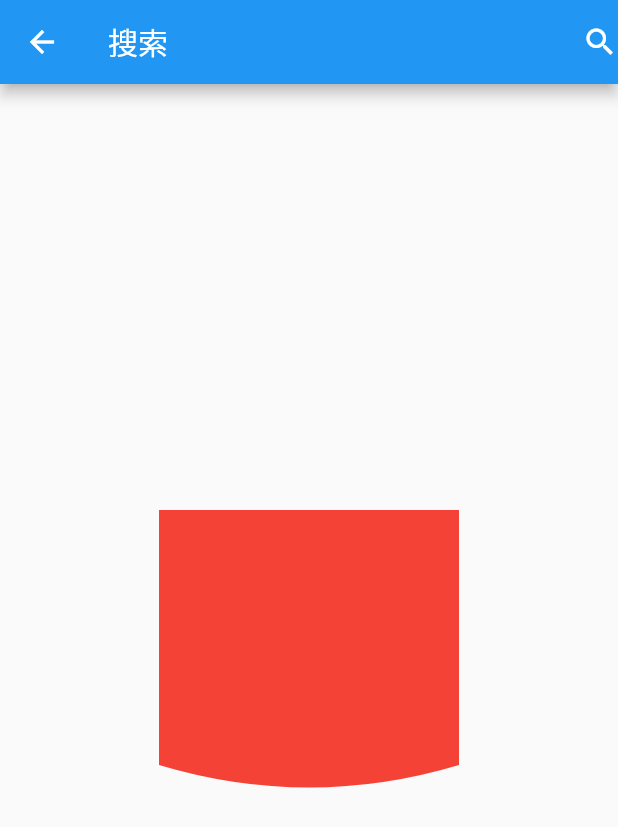
After one commit to puxiaoshuai/flutter_app, a Flutter app: the DemoRouter screen opened by its route, after a tap on "搜索", on a phone screen of 412 x 824 dp. The commit adds this screen. Shown: the top 827 px of the screen. Run offline on Flutter 3.47's test engine with Material 2 defaults, Android fonts, the phone set to English and light mode, and no system bars.

Commit message:
first commit

```diff
--- a/lib/project/demomain.dart
+++ b/lib/project/demomain.dart
@@ -31,6 +31,54 @@ class DemoRouter extends StatelessWidget {
             onTap: (){
               Navigator.pushNamed(context, "botton_other");
             },
+          ),
+          new GestureDetector(
+            child: new Container(
+              child: Center(
+                child: Text("搜索",style: TextStyle(color: Colors.white,fontSize: 18),),
+              ),
+              color:Colors.red,
+              height:60,
+            ),
+            onTap: (){
+              Navigator.pushNamed(context, "searchdemo");
+            },
+          ),
+          new GestureDetector(
+            child: new Container(
+              child: Center(
+                child: Text("流失布局",style: TextStyle(color: Colors.white,fontSize: 18),),
+              ),
+              color:Colors.purple,
+              height:60,
+            ),
+            onTap: (){
+              Navigator.pushNamed(context, "warpdemo");
+            },
+          ),
+          new GestureDetector(
+            child: new Container(
+              child: Center(
+                child: Text("启动页",style: TextStyle(color: Colors.white,fontSize: 18),),
+              ),
+              color:Colors.blue,
+              height:60,
+            ),
+            onTap: (){
+              Navigator.pushNamed(context, "sp");
+            },
+          ),
+          new GestureDetector(
+            child: new Container(
+              child: Center(
+                child: Text("拖动",style: TextStyle(color: Colors.white,fontSize: 18),),
+              ),
+              color:Colors.red,
+              height:60,
+            ),
+            onTap: (){
+              Navigator.pushNamed(context, "drag");
+            },
           )
         ],
       )
--- /dev/null
+++ b/lib/project/searchdemo.dart
@@ -0,0 +1,123 @@
+import 'package:flutter/material.dart';
+const searchList = [
+  "jiejie-大长腿",
+  "jiejie-水蛇腰",
+  "gege1-帅气欧巴",
+  "gege2-小鲜肉"
+];
+
+const recentSuggest = [
+  "推荐-1",
+  "推荐-2"
+];
+class SearchDemo extends StatelessWidget {
+
+  @override
+  Widget build(BuildContext context) {
+    return Scaffold(
+      appBar: AppBar(
+        title: Text("搜索"),
+        actions: <Widget>[
+          new GestureDetector(
+            child: new Icon(Icons.search),
+            onTap: (){
+             showSearch(context: context, delegate: searchBarDelegate());
+            },
+          )
+        ],
+      ),
+      body: Center(
+        child: Tooltip(message: "不要碰我，",child:
+        ClipPath(
+          child: Container(
+            width: 200,
+            height: 200,
+            color: Colors.red,
+          ),
+          clipper: BottomClipperTest(),
+        ),)
+      ),
+    );
+  }
+}
+class BottomClipperTest extends CustomClipper<Path>{
+  @override
+  Path getClip(Size size) {
+    // TODO: implement getClip
+    var path =Path();
+    path.lineTo(0, 0);
+    path.lineTo(0, size.height-30);
+    var firstControlPoint =Offset(size.width/2,size.height);
+    var firstEndPoint = Offset(size.width,size.height-30);
+
+    path.quadraticBezierTo(firstControlPoint.dx, firstControlPoint.dy, firstEndPoint.dx, firstEndPoint.dy);
+
+    path.lineTo(size.width, size.height-30);
+    path.lineTo(size.width, 0);
+
+    return path;
+
+  }
+  @override
+  bool shouldReclip(CustomClipper<Path> oldClipper) {
+    // TODO: implement shouldReclip
+    return false;
+  }
+}
+
+class searchBarDelegate extends SearchDelegate<String>{
+//buildActions方法时搜索条右侧的按钮执行方法，我们在这里方法里放入一个clear图标。 当点击图片时，清空搜索的内容。
+  @override
+  List<Widget> buildActions(BuildContext context){
+    return [
+      IconButton(
+        icon:Icon(Icons.clear),
+        onPressed: ()=>query = "",)
+    ];
+  }
+//这个时搜索栏左侧的图标和功能的编写，这里我们才用AnimatedIcon，然后在点击时关闭整个搜索页面，
+  @override
+  Widget buildLeading(BuildContext context) {
+    return IconButton(
+        icon: AnimatedIcon(
+            icon: AnimatedIcons.menu_arrow, progress: transitionAnimation),
+        onPressed: () => close(context, null));
+  }
+//搜到到内容后的展示
+  @override
+  Widget buildResults(BuildContext context) {
+    return Container(
+      width: 100.0,
+      height: 100.0,
+      child: Card(
+        color: Colors.redAccent,
+        child: Center(
+          child: Text(query),
+        ),
+      ),
+    );
+  }
+
+  @override
+  Widget buildSuggestions(BuildContext context) {
+    final suggestionList = query.isEmpty
+        ? recentSuggest
+        : searchList.where((input) => input.startsWith(query)).toList();
+    return ListView.builder(
+        itemCount: suggestionList.length,
+        itemBuilder: (context, index) => ListTile(
+          title: RichText(
+              text: TextSpan(
+                  text: suggestionList[index].substring(0, query.length),
+                  style: TextStyle(
+                      color: Colors.black, fontWeight: FontWeight.bold),
+                  children: [
+                    TextSpan(
+                        text: suggestionList[index].substring(query.length),
+                        style: TextStyle(color: Colors.grey))
+                  ])),
+        ));
+  }
+
+
+}
```
Also changed, not shown: lib/main.dart (+9 -0 lines), lib/project/dragdemo.dart (added, +37 -0 lines), lib/project/dragwegit.dart (added, +56 -0 lines), lib/project/splash.dart (added, +57 -0 lines), lib/project/warpdemo.dart (added, +81 -0 lines), readme.txt, 1 other file.
